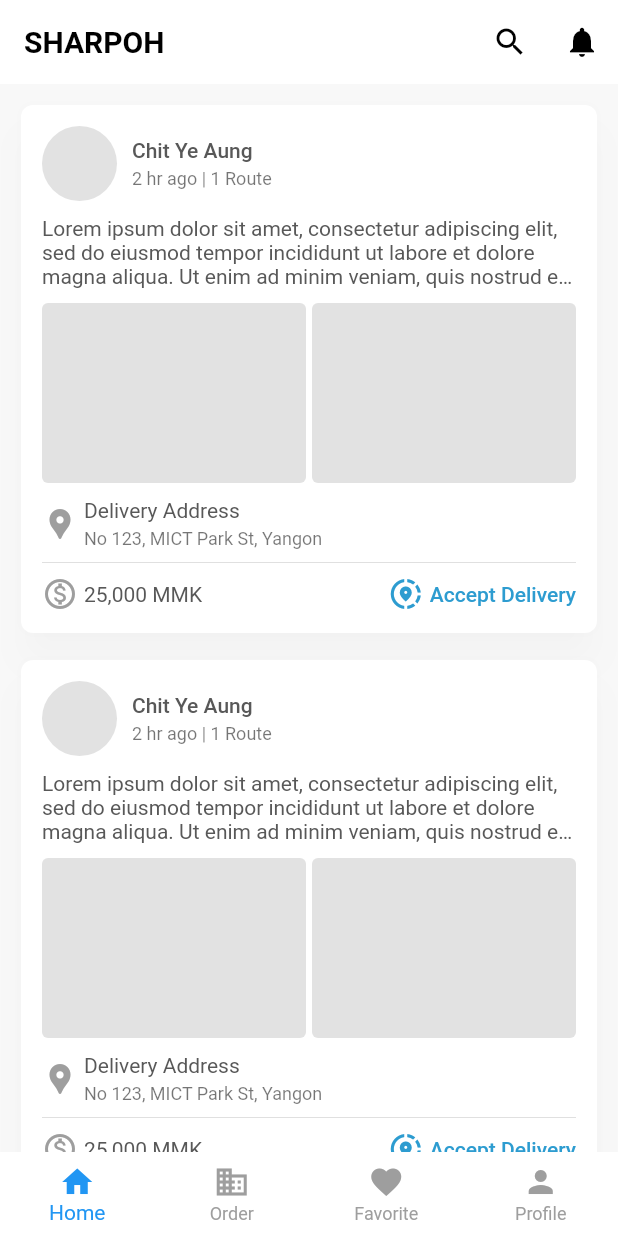
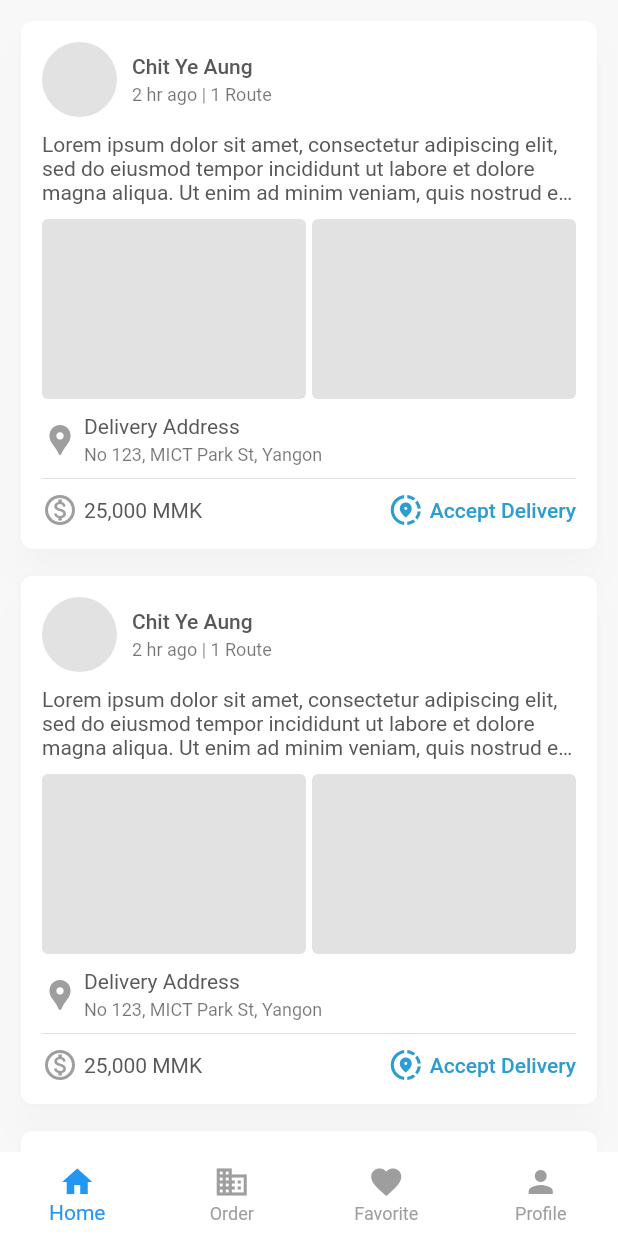
Before and after one commit to chitgyi/sharpoh, a Flutter app: the screen it shows after launch, on a phone screen of 412 x 824 dp. Run offline on Flutter 3.47's test engine with Material 2 defaults, Android fonts, the phone set to English and light mode, and no system bars; our stand-ins replace responsive_framework.

Commit message:
add responsive layout

```diff
--- a/lib/core/utils/themes.dart
+++ b/lib/core/utils/themes.dart
@@ -42,6 +42,7 @@ abstract class CustomThemes {
       elevation: 0,
       iconTheme: IconThemeData(color: Colors.black),
     ),
+    hoverColor: Colors.black12,
     bottomNavigationBarTheme: const BottomNavigationBarThemeData(
       elevation: 0,
       backgroundColor: Colors.white,
@@ -82,7 +83,7 @@ abstract class CustomThemes {
         borderRadius: BorderRadius.circular(8),
       ),
     ),
-    splashColor: Colors.black12,
+    splashColor: Colors.lightBlue,
     shadowColor: Colors.black.withOpacity(0.1),
     appBarTheme: const AppBarTheme(
       titleTextStyle: TextStyle(
--- a/lib/feature/app/pages/home_page.dart
+++ b/lib/feature/app/pages/home_page.dart
@@ -1,4 +1,5 @@
 import 'package:flutter/material.dart';
+import 'package:responsive_framework/responsive_wrapper.dart';
 import 'package:shar_poh/feature/app/pages/post_detail_page.dart';
 import 'package:shar_poh/feature/app/widgets/post_item.dart';
 
@@ -8,35 +9,26 @@ class HomePage extends StatelessWidget {
   @override
   Widget build(BuildContext context) {
     return Scaffold(
-      appBar: AppBar(
-        title: const Text('SHARPOH'),
-        actions: [
-          IconButton(
-            onPressed: () {},
-            icon: const Icon(Icons.search),
-          ),
-          IconButton(
-            onPressed: () {},
-            icon: const Icon(Icons.notifications),
-          ),
+      body: Row(
+        children: [
+          const LideSideBar(),
+          Expanded(
+            child: SizedBox(
+              height: ResponsiveWrapper.of(context).scaledHeight,
+              child: IndexedStack(
+                children: const [
+                  PostListView(),
+                  PostListView(),
                 ],
-      ),
-      body: ListView.builder(
-        padding: const EdgeInsets.all(10),
-        itemBuilder: (_, index) => Padding(
-          padding: const EdgeInsets.only(bottom: 10.0),
-          child: PostItem(
-            onTapAccept: () {},
-            onTap: () => Navigator.of(context).push(
-              MaterialPageRoute(
-                builder: (_) => const PostDetailPage(),
               ),
             ),
           ),
+          const RightSideBar(),
+        ],
       ),
-        itemCount: 10,
-      ),
-      bottomNavigationBar: BottomNavigationBar(
+      bottomNavigationBar: Visibility(
+        visible: ResponsiveWrapper.of(context).isMobile,
+        child: BottomNavigationBar(
           items: const <BottomNavigationBarItem>[
             BottomNavigationBarItem(
               icon: Icon(Icons.home),
@@ -56,6 +48,98 @@ class HomePage extends StatelessWidget {
             ),
           ],
         ),
+      ),
     );
   }
 }
+
+class RightSideBar extends StatelessWidget {
+  const RightSideBar({
+    Key? key,
+  }) : super(key: key);
+
+  @override
+  Widget build(BuildContext context) {
+    return Visibility(
+      visible: !ResponsiveWrapper.of(context).isMobile,
+      child: Container(
+        width: ResponsiveWrapper.of(context).scaledWidth * 0.3,
+      ),
+    );
+  }
+}
+
+class LideSideBar extends StatelessWidget {
+  const LideSideBar({
+    Key? key,
+  }) : super(key: key);
+
+  @override
+  Widget build(BuildContext context) {
+    return Visibility(
+      visible: !ResponsiveWrapper.of(context).isMobile,
+      child: Container(
+        width: ResponsiveWrapper.of(context).scaledWidth * 0.25,
+        height: ResponsiveWrapper.of(context).scaledHeight,
+        color: Theme.of(context).backgroundColor,
+        child: ListView(
+          children: [
+            Container(
+              padding: const EdgeInsets.all(20.0),
+              height: ResponsiveWrapper.of(context).scaledHeight * 0.3,
+              decoration: const BoxDecoration(
+                color: Colors.lightBlue,
+              ),
+              child: const FlutterLogo(
+                textColor: Colors.white,
+              ),
+            ),
+            const SizedBox(height: 14.0),
+            ListTile(
+              leading: const Icon(Icons.maps_home_work),
+              title: const Text('Posts'),
+              onTap: () {},
+              selected: true,
+            ),
+            ListTile(
+              leading: const Icon(Icons.maps_home_work),
+              title: const Text('Orders'),
+              onTap: () {},
+            ),
+            ListTile(
+              leading: const Icon(Icons.maps_home_work),
+              title: const Text('Favourite'),
+              onTap: () {},
+            ),
+          ],
+        ),
+      ),
+    );
+  }
+}
+
+class PostListView extends StatelessWidget {
+  const PostListView({
+    Key? key,
+  }) : super(key: key);
+
+  @override
+  Widget build(BuildContext context) {
+    return ListView.builder(
+      primary: false,
+      padding: const EdgeInsets.all(10),
+      itemBuilder: (_, index) => Padding(
+        padding: const EdgeInsets.only(bottom: 10.0),
+        child: PostItem(
+          onTapAccept: () {},
+          onTap: () => Navigator.of(context).push(
+            MaterialPageRoute(
+              builder: (_) => const PostDetailPage(),
+            ),
+          ),
+        ),
+      ),
+      itemCount: 10,
+    );
+  }
+}
--- a/lib/main.dart
+++ b/lib/main.dart
@@ -1,5 +1,5 @@
-import 'package:flutter/cupertino.dart';
 import 'package:flutter/material.dart';
+import 'package:responsive_framework/responsive_framework.dart';
 import 'package:shar_poh/core/utils/themes.dart';
 import 'package:shar_poh/feature/app/pages/home_page.dart';
 
@@ -14,7 +14,17 @@ class MyApp extends StatelessWidget {
   @override
   Widget build(BuildContext context) {
     return MaterialApp(
-      title: 'Shar Poh',
+      builder: (context, child) => ResponsiveWrapper.builder(
+        child,
+        minWidth: 360,
+        breakpoints: const [
+          ResponsiveBreakpoint.resize(360, name: MOBILE),
+          ResponsiveBreakpoint.autoScale(800, name: TABLET),
+          ResponsiveBreakpoint.resize(1000, name: DESKTOP),
+        ],
+        backgroundColor: Theme.of(context).scaffoldBackgroundColor,
+      ),
+      title: 'SharPoh',
       home: const HomePage(),
       theme: CustomThemes.lightTheme,
       darkTheme: CustomThemes.darkTheme,
--- a/pubspec.yaml
+++ b/pubspec.yaml
@@ -11,6 +11,7 @@ dependencies:
   flutter:
     sdk: flutter
   cupertino_icons: ^1.0.2
+  responsive_framework: ^0.1.5
 
 dev_dependencies:
   flutter_test:
```
Also changed, not shown: pubspec.lock. Lines whose indentation alone changed are shown as unchanged.
